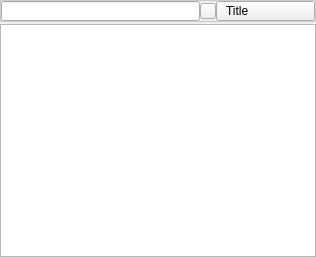
RetroShare/RetroShare, file retroshare-gui/src/gui/common/GroupTreeWidget.ui: the form before one commit.
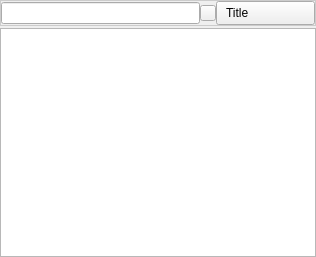
The form after the commit. Icons and pictures are not drawn.

Commit message: possible fix for the channel/forum tree

Patch:
```diff
--- a/retroshare-gui/src/gui/common/GroupTreeWidget.ui
+++ b/retroshare-gui/src/gui/common/GroupTreeWidget.ui
@@ -66,7 +66,7 @@
        <property name="maximumSize">
         <size>
          <width>16777215</width>
-         <height>22</height>
+         <height>16777215</height>
         </size>
        </property>
        <property name="styleSheet">
```
Left out of the diff: 4 changed lines with no effect on the pictures.
